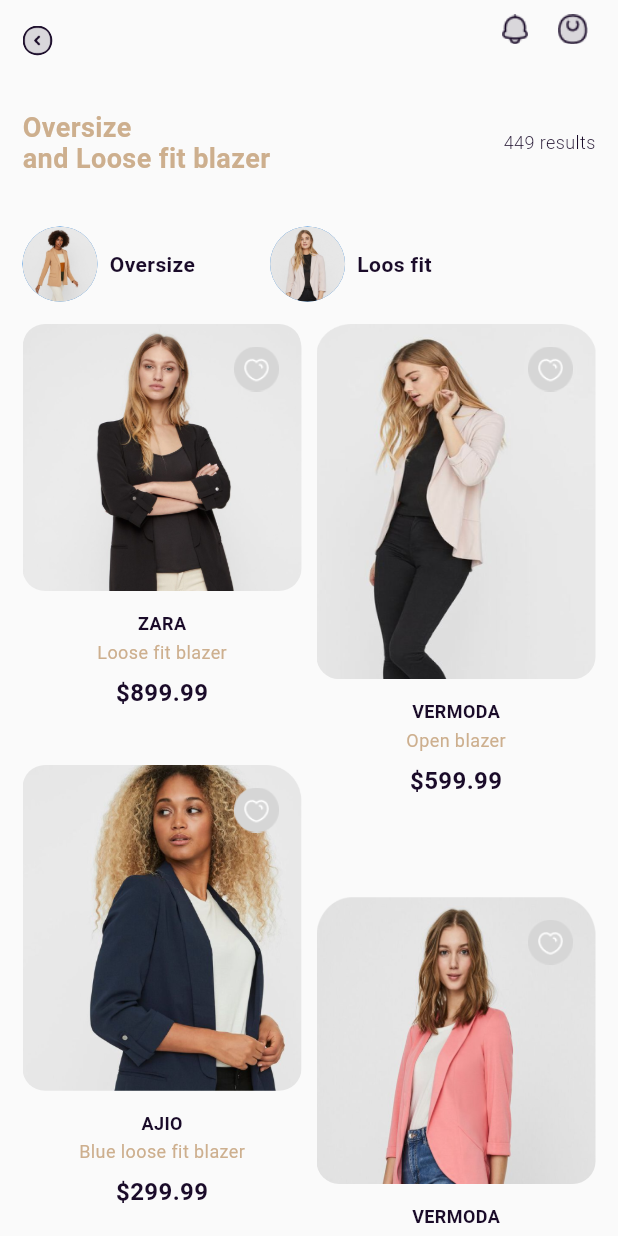
After one commit to Mindinventory/FlutterMultiPlatformSample, a Flutter app: the CategoryScreen screen opened directly, on a phone screen of 412 x 824 dp. The commit adds this screen. Run offline on Flutter 3.47's test engine with Material 2 defaults, Android fonts, the light colour scheme and no system bars.

Commit message:
[feature] Category screen for mobile added

```diff
--- /dev/null
+++ b/lib/category_screen.dart
@@ -0,0 +1,262 @@
+import 'package:flutter/material.dart';
+import 'package:flutter_multiplatform_sample/utils/dimens.dart';
+import 'package:flutter_multiplatform_sample/utils/images.dart';
+import 'package:flutter_multiplatform_sample/widget/cream_small_text.dart';
+import 'package:flutter_multiplatform_sample/widget/cream_title_text.dart';
+import 'package:flutter_multiplatform_sample/widget/title_text.dart';
+import 'package:flutter_staggered_grid_view/flutter_staggered_grid_view.dart';
+
+class CategoryScreen extends StatefulWidget {
+  @override
+  _CategoryScreenState createState() => _CategoryScreenState();
+}
+
+class CatModel {
+  String image;
+  String catName;
+  String brandName;
+  String price;
+
+  CatModel({this.image, this.catName, this.brandName, this.price});
+}
+
+const List<StaggeredTile> _staggeredTiles = <StaggeredTile>[
+  StaggeredTile.count(1, 1.5),
+  StaggeredTile.count(1, 1.95),
+  StaggeredTile.count(1, 1.8),
+  StaggeredTile.count(1, 1.6),
+  StaggeredTile.count(1, 1.5),
+  StaggeredTile.count(1, 1.95),
+  StaggeredTile.count(1, 1.8),
+  StaggeredTile.count(1, 1.6),
+  StaggeredTile.count(1, 1.5),
+  StaggeredTile.count(1, 1.95),
+  StaggeredTile.count(1, 1.8),
+  StaggeredTile.count(1, 1.6),
+  StaggeredTile.count(1, 1.5),
+  StaggeredTile.count(1, 1.95),
+  StaggeredTile.count(1, 1.8),
+  StaggeredTile.count(1, 1.6),
+];
+
+class _CategoryScreenState extends State<CategoryScreen> {
+  List<CatModel> modelList = [
+    CatModel(image: icCatProduct3, brandName: 'Loose fit blazer', catName: 'ZARA', price: '\$899.99'),
+    CatModel(image: icCatProduct4, brandName: 'Open blazer', catName: 'VERMODA', price: '\$599.99'),
+    CatModel(image: icCatProduct5, brandName: 'Blue loose fit blazer', catName: 'AJIO', price: '\$299.99'),
+    CatModel(image: icCatProduct6, brandName: 'Open pink blazer', catName: 'VERMODA', price: '\$399.99'),
+    CatModel(image: icCatProduct3, brandName: 'Loose fit blazer', catName: 'ZARA', price: '\$899.99'),
+    CatModel(image: icCatProduct4, brandName: 'Open blazer', catName: 'VERMODA', price: '\$599.99'),
+    CatModel(image: icCatProduct5, brandName: 'Blue loose fit blazer', catName: 'AJIO', price: '\$299.99'),
+    CatModel(image: icCatProduct6, brandName: 'Open pink blazer', catName: 'VERMODA', price: '\$399.99'),
+    CatModel(image: icCatProduct3, brandName: 'Loose fit blazer', catName: 'ZARA', price: '\$899.99'),
+    CatModel(image: icCatProduct4, brandName: 'Open blazer', catName: 'VERMODA', price: '\$599.99'),
+    CatModel(image: icCatProduct5, brandName: 'Blue loose fit blazer', catName: 'AJIO', price: '\$299.99'),
+    CatModel(image: icCatProduct6, brandName: 'Open pink blazer', catName: 'VERMODA', price: '\$399.99'),
+    CatModel(image: icCatProduct3, brandName: 'Loose fit blazer', catName: 'ZARA', price: '\$899.99'),
+    CatModel(image: icCatProduct4, brandName: 'Open blazer', catName: 'VERMODA', price: '\$599.99'),
+    CatModel(image: icCatProduct5, brandName: 'Blue loose fit blazer', catName: 'AJIO', price: '\$299.99'),
+    CatModel(image: icCatProduct6, brandName: 'Open pink blazer', catName: 'VERMODA', price: '\$399.99'),
+  ];
+
+  @override
+  Widget build(BuildContext context) {
+    return Scaffold(
+      body: SafeArea(
+        child: Column(
+          children: [
+            _appBar(),
+            _categoryInfo(),
+            _filteredCatItem(),
+            _productList(),
+          ],
+        ),
+      ),
+    );
+  }
+
+  Widget _appBar() {
+    return Row(
+      children: [_backButton(), _trailingButtons()],
+    );
+  }
+
+  Widget _backButton() {
+    return InkWell(
+      onTap: () {
+        Navigator.pop(context);
+      },
+      child: Container(
+        margin: EdgeInsets.only(left: 15.0, top: 15),
+        child: Row(
+          children: [
+            Container(
+              margin: const EdgeInsets.symmetric(vertical: 2.0),
+              child: Container(
+                child: ClipOval(
+                  child: Image.asset(
+                    icBlackBackArrowRound,
+                    fit: BoxFit.cover,
+                    height: 20,
+                  ),
+                ),
+              ),
+            ),
+          ],
+        ),
+      ),
+    );
+  }
+
+  Widget _trailingButtons() {
+    return Expanded(
+      child: Row(
+        mainAxisAlignment: MainAxisAlignment.end,
+        children: [
+          Image.asset(
+            icBell,
+            height: 20,
+          ),
+          Padding(
+            padding: const EdgeInsets.symmetric(horizontal: 20),
+            child: Image.asset(
+              icBag,
+              height: 20,
+            ),
+          ),
+        ],
+      ),
+    );
+  }
+
+  Widget _categoryInfo() {
+    return Container(
+      margin: EdgeInsets.symmetric(horizontal: 15.0, vertical: 35),
+      child: Row(
+        mainAxisAlignment: MainAxisAlignment.spaceBetween,
+        children: [
+          CreamTitleText(
+            label: 'Oversize \nand Loose fit blazer',
+            maxLine: 2,
+          ),
+          TitleText(
+            label: '449 results',
+            fontWeight: fontWeightLight,
+            fontSize: fontSmall,
+          )
+        ],
+      ),
+    );
+  }
+
+  Widget _filteredCatItem() {
+    return Container(
+      margin: const EdgeInsets.symmetric(horizontal: 15),
+      child: Row(
+        mainAxisAlignment: MainAxisAlignment.start,
+        children: [_catFilteredItem(icCatProduct1, 'Oversize'), _catFilteredItem(icCatProduct2, 'Loos fit')],
+      ),
+    );
+  }
+
+  Widget _catFilteredItem(String icon, String description) {
+    return Row(
+      children: [
+        Container(
+          height: 50,
+          width: 50,
+          child: CircleAvatar(
+            child: Container(
+              child: ClipOval(
+                child: Image.asset(
+                  icon,
+                  fit: BoxFit.cover,
+                ),
+              ),
+            ),
+          ),
+        ),
+        SizedBox(
+          width: 8.0,
+        ),
+        TitleText(
+          label: description,
+        ),
+        SizedBox(
+          width: 50,
+        )
+      ],
+    );
+  }
+
+  Widget _productList() {
+    return Expanded(
+      child: Container(
+        margin: EdgeInsets.only(top: 15.0, right: 15.0, left: 15.0),
+        child: StaggeredGridView.countBuilder(
+          staggeredTileBuilder: (index) {
+            return _staggeredTiles[index];
+          },
+          crossAxisCount: 2,
+          crossAxisSpacing: 10,
+          mainAxisSpacing: 12,
+          itemCount: modelList.length,
+          itemBuilder: (context, index) {
+            return Container(
+              decoration: BoxDecoration(color: Colors.transparent, borderRadius: BorderRadius.all(Radius.circular(15))),
+              child: Column(
+                children: [
+                  Expanded(
+                    flex: 2,
+                    child: Stack(
+                      children: [
+                        ClipRRect(
+                          borderRadius: BorderRadius.all(Radius.circular(15)),
+                          child: FractionallySizedBox(
+                            heightFactor: 1,
+                            child: Image.asset(
+                              modelList[index].image,
+                              fit: BoxFit.fill,
+                              width: double.infinity,
+                            ),
+                          ),
+                        ),
+                        Positioned(top: 15, right: 15, child: Image.asset(icLike, height: 30))
+                      ],
+                    ),
+                  ),
+                  SizedBox(height: 15),
+                  Expanded(
+                    child: Column(
+                      children: [
+                        TitleText(
+                          label: modelList[index].catName,
+                          fontWeight: fontWeightSemiBold,
+                          fontSize: fontSmall,
+                        ),
+                        Padding(
+                          padding: const EdgeInsets.only(top: 5.0, bottom: 5.0),
+                          child: CreamSmallText(
+                            label: modelList[index].brandName,
+                          ),
+                        ),
+                        Padding(
+                          padding: const EdgeInsets.only(top: 5.0, bottom: 5.0),
+                          child: TitleText(
+                            label: modelList[index].price,
+                            fontSize: fontLarge,
+                            fontWeight: fontWeightSemiBold,
+                          ),
+                        )
+                      ],
+                    ),
+                  )
+                ],
+              ),
+            );
+          },
+        ),
+      ),
+    );
+  }
+}
--- a/lib/product_screen.dart
+++ b/lib/product_screen.dart
@@ -1,4 +1,5 @@
 import 'package:flutter/material.dart';
+import 'package:flutter_multiplatform_sample/category_screen.dart';
 import 'package:flutter_multiplatform_sample/utils/dimens.dart';
 import 'package:flutter_multiplatform_sample/utils/images.dart';
 import 'package:flutter_multiplatform_sample/widget/cream_small_text.dart';
@@ -20,17 +21,17 @@ class _ProductScreenState extends State<ProductScreen> {
   Widget build(BuildContext context) {
     return Scaffold(
       body: OrientationBuilder(
-        builder: (context,orientation){
+        builder: (context, orientation) {
           return SafeArea(
             child: Stack(
               children: [
                 _productImage(orientation),
                 _appBar(),
                 Align(
-                  alignment:(orientation == Orientation.landscape)? Alignment.topRight: Alignment.bottomCenter,
+                  alignment: (orientation == Orientation.landscape) ? Alignment.topRight : Alignment.bottomCenter,
                   child: FractionallySizedBox(
-                    heightFactor:(orientation == Orientation.landscape)?null: 0.53,
-                    widthFactor: (orientation == Orientation.landscape)?0.68: null,
+                    heightFactor: (orientation == Orientation.landscape) ? null : 0.53,
+                    widthFactor: (orientation == Orientation.landscape) ? 0.68 : null,
                     child: _productDetailCard(orientation),
                   ),
                 ),
@@ -68,7 +69,7 @@ class _ProductScreenState extends State<ProductScreen> {
 
   Widget _productImage(Orientation orientation) {
     return Container(
-        width:(orientation == Orientation.landscape)? MediaQuery.of(context).size.width/2.5: double.infinity,
+        width: (orientation == Orientation.landscape) ? MediaQuery.of(context).size.width / 2.5 : double.infinity,
         child: Image.asset(
           icProductDetail,
           fit: BoxFit.fill,
@@ -81,15 +82,15 @@ class _ProductScreenState extends State<ProductScreen> {
         initialChildSize: 1,
         builder: (context, scrollController) {
           return Container(
-            margin:  (orientation == Orientation.landscape)?EdgeInsets.only(top:45.0 ):null,
+            margin: (orientation == Orientation.landscape) ? EdgeInsets.only(top: 45.0) : null,
             padding: EdgeInsets.symmetric(horizontal: 25),
             width: double.infinity,
             decoration: BoxDecoration(
-              borderRadius: (orientation == Orientation.landscape)?BorderRadius.only(topLeft: Radius.circular(40), bottomLeft: Radius.circular(40)):BorderRadius.only(topLeft: Radius.circular(40), topRight: Radius.circular(40)),
+              borderRadius: (orientation == Orientation.landscape) ? BorderRadius.only(topLeft: Radius.circular(40), bottomLeft: Radius.circular(40)) : BorderRadius.only(topLeft: Radius.circular(40), topRight: Radius.circular(40)),
               color: white,
             ),
             child: SingleChildScrollView(
-              controller: (orientation == Orientation.landscape)?null: scrollController,
+              controller: (orientation == Orientation.landscape) ? null : scrollController,
               child: Column(
                 crossAxisAlignment: CrossAxisAlignment.start,
                 children: [
@@ -239,6 +240,10 @@ class _ProductScreenState extends State<ProductScreen> {
         ],
         color: white,
       ),
+      child: InkWell(
+        onTap: () {
+          Navigator.push(context, MaterialPageRoute(builder: (context) => CategoryScreen()));
+        },
         child: ClipRRect(
           borderRadius: BorderRadius.circular(15.0),
           child: Container(
@@ -266,6 +271,7 @@ class _ProductScreenState extends State<ProductScreen> {
             ),
           ),
         ),
+      ),
     );
   }
 }
--- a/lib/utils/images.dart
+++ b/lib/utils/images.dart
@@ -18,3 +18,10 @@ const icProductDetailImage1= 'assets/images/ic_product_detail_image_1.png';
 const icProductDetailImage2= 'assets/images/ic_product_detail_image_2.png';
 const icProductDetailImage3= 'assets/images/ic_product_detail_image_3.png';
 const icRatings= 'assets/images/ic_ratings.png';
+const icBlackBackArrowRound= 'assets/images/ic_black_back_arrow_round.png';
+const icCatProduct1 = 'assets/images/ic_cat_prod_1.png';
+const icCatProduct2 = 'assets/images/ic_cat_prod_2.png';
+const icCatProduct3 = 'assets/images/ic_cat_prod_3.png';
+const icCatProduct4 = 'assets/images/ic_cat_prod_4.png';
+const icCatProduct5 = 'assets/images/ic_cat_prod_5.png';
+const icCatProduct6 = 'assets/images/ic_cat_prod_6.png';
--- a/pubspec.yaml
+++ b/pubspec.yaml
@@ -28,6 +28,7 @@ dependencies:
   # The following adds the Cupertino Icons font to your application.
   # Use with the CupertinoIcons class for iOS style icons.
   cupertino_icons: ^1.0.2
+  flutter_staggered_grid_view: ^0.4.0
 
 dev_dependencies:
   flutter_test:
```
Also changed, not shown: assets/images/2.0x/ic_black_back_arrow_round.png (added), assets/images/3.0x/ic_black_back_arrow_round.png (added), assets/images/ic_black_back_arrow_round.png (added), assets/images/ic_cat_prod_1.png (added), assets/images/ic_cat_prod_2.png (added), assets/images/ic_cat_prod_3.png (added), assets/images/ic_cat_prod_4.png (added), assets/images/ic_cat_prod_5.png (added), assets/images/ic_cat_prod_6.png (added), pubspec.lock, 1 other file. Lines whose indentation alone changed are shown as unchanged.
